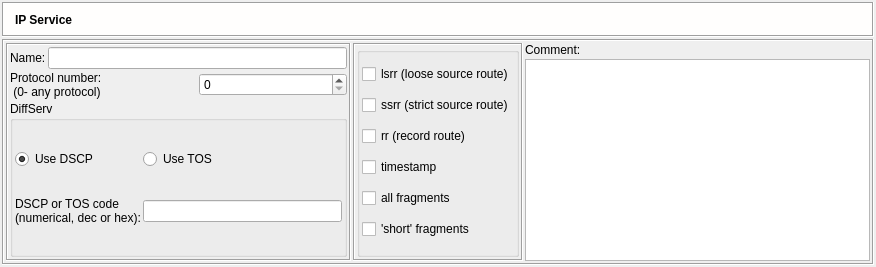
Old version of the form src/gui/ipservicedialog_q.ui in the repository fwbuilder/fwbuilder.
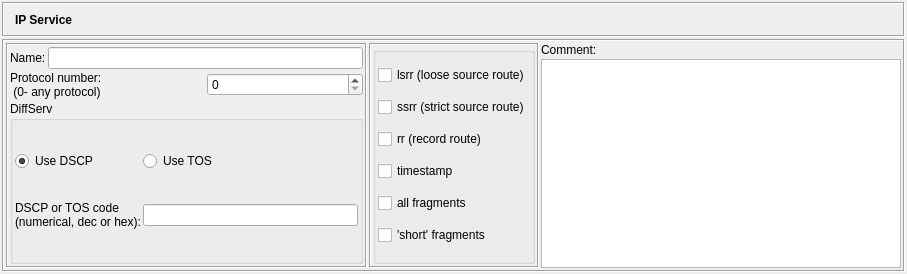
New version of the form. Icons and pictures are not drawn.

Commit message: bug 2187094 - force font color to black in ObjectManipulator via Designer

What changed in the file:
```diff
--- a/src/gui/ipservicedialog_q.ui
+++ b/src/gui/ipservicedialog_q.ui
@@ -8,8 +8,8 @@
    <rect>
     <x>0</x>
     <y>0</y>
-    <width>876</width>
-    <height>267</height>
+    <width>907</width>
+    <height>274</height>
    </rect>
   </property>
   <property name="sizePolicy" >
@@ -25,19 +25,7 @@
    <property name="leftMargin" >
     <number>2</number>
    </property>
-   <property name="topMargin" >
-    <number>2</number>
-   </property>
-   <property name="rightMargin" >
-    <number>2</number>
-   </property>
-   <property name="bottomMargin" >
-    <number>2</number>
-   </property>
-   <property name="horizontalSpacing" >
-    <number>2</number>
-   </property>
-   <property name="verticalSpacing" >
+   <property name="spacing" >
     <number>2</number>
    </property>
    <item row="0" column="0" >
@@ -71,70 +59,6 @@
          <height>35</height>
         </size>
        </property>
-       <property name="palette" >
-        <palette>
-         <active>
-          <colorrole role="Base" >
-           <brush brushstyle="SolidPattern" >
-            <color alpha="255" >
-             <red>255</red>
-             <green>255</green>
-             <blue>255</blue>
-            </color>
-           </brush>
-          </colorrole>
-          <colorrole role="Window" >
-           <brush brushstyle="SolidPattern" >
-            <color alpha="255" >
-             <red>255</red>
-             <green>254</green>
-             <blue>253</blue>
-            </color>
-           </brush>
-          </colorrole>
-         </active>
-         <inactive>
-          <colorrole role="Base" >
-           <brush brushstyle="SolidPattern" >
-            <color alpha="255" >
-             <red>255</red>
-             <green>255</green>
-             <blue>255</blue>
-            </color>
-           </brush>
-          </colorrole>
-          <colorrole role="Window" >
-           <brush brushstyle="SolidPattern" >
-            <color alpha="255" >
-             <red>255</red>
-             <green>254</green>
-             <blue>253</blue>
-            </color>
-           </brush>
-          </colorrole>
-         </inactive>
-         <disabled>
-          <colorrole role="Base" >
-           <brush brushstyle="SolidPattern" >
-            <color alpha="255" >
-             <red>255</red>
-             <green>254</green>
-             <blue>253</blue>
-            </color>
-           </brush>
-          </colorrole>
-          <colorrole role="Window" >
-           <brush brushstyle="SolidPattern" >
-            <color alpha="255" >
-             <red>255</red>
-             <green>254</green>
-             <blue>253</blue>
-            </color>
-           </brush>
-          </colorrole>
-         </disabled>
-        </palette>
-       </property>
        <property name="autoFillBackground" >
         <bool>true</bool>
        </property>
@@ -148,19 +72,7 @@
         <property name="leftMargin" >
          <number>2</number>
         </property>
-        <property name="topMargin" >
-         <number>2</number>
-        </property>
-        <property name="rightMargin" >
-         <number>2</number>
-        </property>
-        <property name="bottomMargin" >
-         <number>2</number>
-        </property>
-        <property name="horizontalSpacing" >
-         <number>2</number>
-        </property>
-        <property name="verticalSpacing" >
+        <property name="spacing" >
          <number>2</number>
         </property>
         <item row="0" column="2" >
```
Left out of the diff: 15 changed lines with no effect on the pictures. The commit also changes 3 other files.
